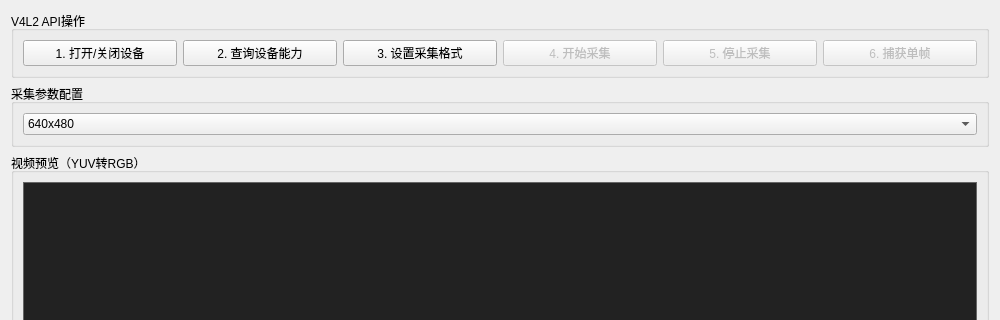
Before: the Qt Designer form v4l2capturewidget.ui in Lainwk/AV-Pipeline-Explorer, drawn with Qt 5; both pictures show x 0 to 1000 and y 0 to 320 of the 1000 by 895 pixel window.
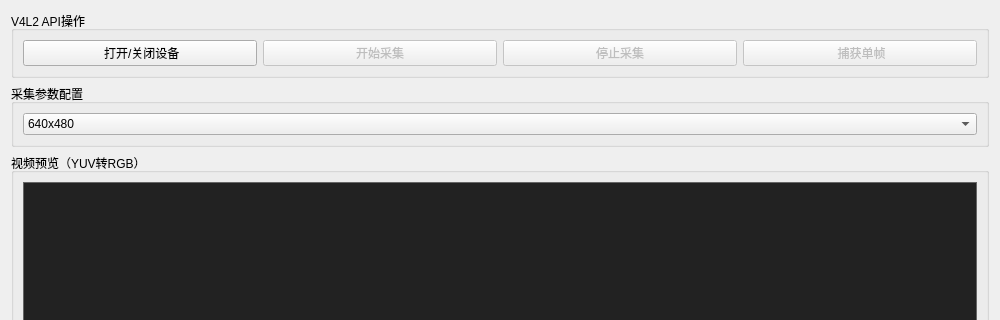
After: the same form once the commit is applied.

Commit message: 完善了摄像头信息采集，存储路径设置，成功渲染摄像头画面

What changed in the file:
```diff
--- a/v4l2capturewidget.ui
+++ b/v4l2capturewidget.ui
@@ -23,21 +23,7 @@
       <item>
        <widget class="QPushButton" name="pushButton_open_close_device">
         <property name="text">
-         <string>1. 打开/关闭设备</string>
-        </property>
-       </widget>
-      </item>
-      <item>
-       <widget class="QPushButton" name="pushButton_query_cap">
-        <property name="text">
-         <string>2. 查询设备能力</string>
-        </property>
-       </widget>
-      </item>
-      <item>
-       <widget class="QPushButton" name="pushButton_set_format">
-        <property name="text">
-         <string>3. 设置采集格式</string>
+         <string> 打开/关闭设备</string>
         </property>
        </widget>
       </item>
@@ -47,7 +33,7 @@
          <bool>false</bool>
         </property>
         <property name="text">
-         <string>4. 开始采集</string>
+         <string>开始采集</string>
         </property>
        </widget>
       </item>
@@ -57,7 +43,7 @@
          <bool>false</bool>
         </property>
         <property name="text">
-         <string>5. 停止采集</string>
+         <string>停止采集</string>
         </property>
        </widget>
       </item>
@@ -67,7 +53,7 @@
          <bool>false</bool>
         </property>
         <property name="text">
-         <string>6. 捕获单帧</string>
+         <string> 捕获单帧</string>
         </property>
        </widget>
       </item>
```
The commit also changes 10 other files.
